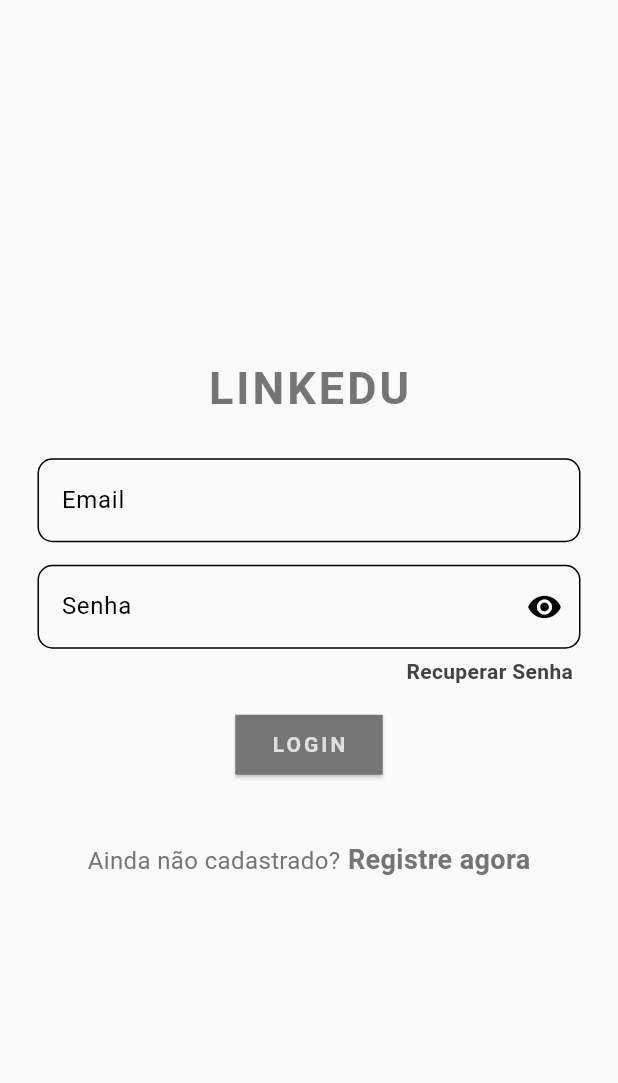
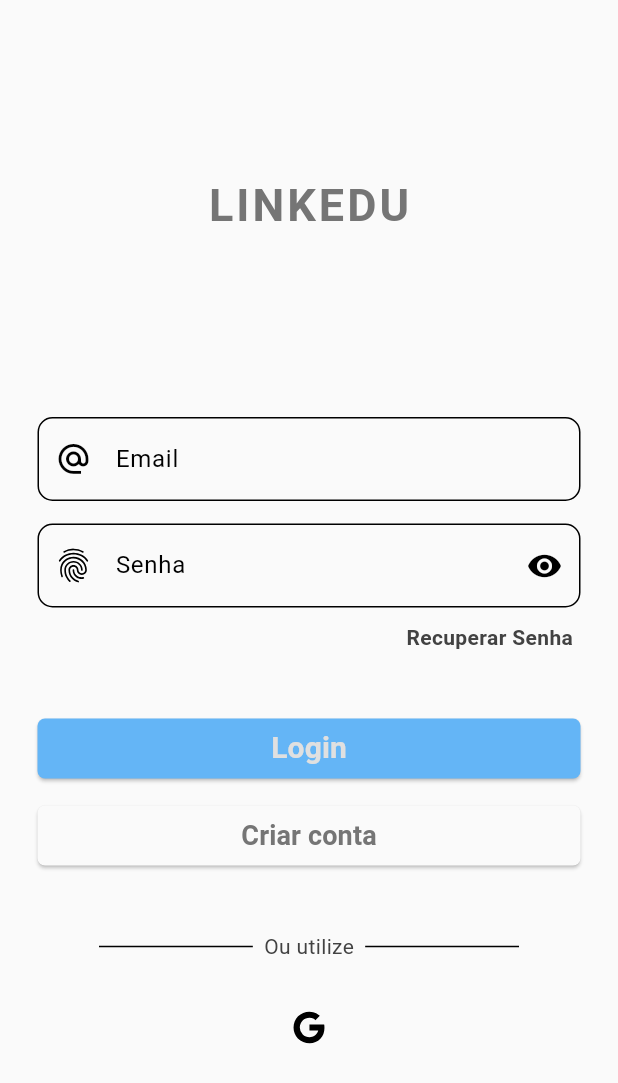
Before and after one commit to feliperafaldini/linkedu, a Flutter app: the screen it shows after launch, on a phone screen of 412 x 824 dp. Shown: the top 1083 px of the screen. Run offline on Flutter 3.47's test engine with Material 3 defaults, Android fonts, the phone set to English and light mode, and no system bars; our stand-ins replace cloud_firestore, firebase_auth, firebase_core, firebase_storage, google_nav_bar, image_picker and 1 more; accounts and stored records are empty.

Commit message:
Mudanças do layout da login page

```diff
--- a/lib/pages/login_register/login_page.dart
+++ b/lib/pages/login_register/login_page.dart
@@ -1,4 +1,5 @@
 import 'package:flutter/material.dart';
+import 'package:ionicons/ionicons.dart';
 import 'package:provider/provider.dart';
 
 import '../../provider/auth_provider.dart';
@@ -63,7 +64,7 @@ class _LoginPageState extends State<LoginPage> {
                     ),
                   ),
 
-                  const SizedBox(height: 25),
+                  const SizedBox(height: 120),
 
                   // TEXTFIELD EMAIL
                   TextFormField(
@@ -74,6 +75,7 @@ class _LoginPageState extends State<LoginPage> {
                         borderRadius: BorderRadius.circular(10),
                       ),
                       hintText: 'Email',
+                      prefixIcon: const Icon(Icons.alternate_email_outlined),
                     ),
                     validator: (value) {
                       if (value == null ||
@@ -95,6 +97,7 @@ class _LoginPageState extends State<LoginPage> {
                         borderRadius: BorderRadius.circular(10),
                       ),
                       hintText: 'Senha',
+                      prefixIcon: const Icon(Ionicons.finger_print_outline),
                       suffixIcon: GestureDetector(
                         onTap: () {
                           setState(
@@ -120,7 +123,7 @@ class _LoginPageState extends State<LoginPage> {
                     },
                   ),
 
-                  const SizedBox(height: 5),
+                  const SizedBox(height: 10),
 
                   // BOTÃO RECUPERAR SENHA
                   Row(
@@ -142,16 +145,18 @@ class _LoginPageState extends State<LoginPage> {
                     ],
                   ),
 
-                  const SizedBox(height: 15),
+                  const SizedBox(height: 40),
 
                   // BOTÃO LOGIN
                   ElevatedButton(
                     style: ElevatedButton.styleFrom(
-                      backgroundColor:
-                          Theme.of(context).colorScheme.inversePrimary,
+                      fixedSize: const Size(400, 40),
+                      backgroundColor: Theme.of(context).colorScheme.tertiary,
                       animationDuration: const Duration(milliseconds: 100),
                       elevation: 1,
-                      shape: const RoundedRectangleBorder(),
+                      shape: RoundedRectangleBorder(
+                        borderRadius: BorderRadius.circular(5),
+                      ),
                     ),
                     onPressed: () {
                       if (_formKey.currentState!.validate()) {
@@ -159,42 +164,63 @@ class _LoginPageState extends State<LoginPage> {
                       }
                     },
                     child: Text(
-                      'LOGIN',
+                      'Login',
                       style: TextStyle(
                         color: Theme.of(context).colorScheme.primary,
-                        letterSpacing: 2,
                         fontWeight: FontWeight.bold,
+                        fontSize: 20,
                       ),
                     ),
                   ),
 
-                  const SizedBox(height: 40),
+                  const SizedBox(height: 10),
 
-                  Row(
-                    mainAxisAlignment: MainAxisAlignment.center,
-                    children: [
-                      Text(
-                        'Ainda não cadastrado?',
-                        style: TextStyle(
-                          color: Theme.of(context).colorScheme.inversePrimary,
-                          fontSize: 16,
+                  ElevatedButton(
+                    style: ElevatedButton.styleFrom(
+                      fixedSize: const Size(400, 40),
+                      backgroundColor: Theme.of(context).colorScheme.surface,
+                      animationDuration: const Duration(milliseconds: 100),
+                      elevation: 1,
+                      shape: RoundedRectangleBorder(
+                        borderRadius: BorderRadius.circular(5),
                       ),
                     ),
-                      const SizedBox(width: 5),
-                      GestureDetector(
-                        onTap: () {
-                          Navigator.pushNamed(context, '/registerpage');
-                        },
+                    onPressed: () =>
+                        Navigator.pushNamed(context, '/registerpage'),
                     child: Text(
-                          'Registre agora',
+                      'Criar conta',
                       style: TextStyle(
                         color: Theme.of(context).colorScheme.inversePrimary,
                         fontWeight: FontWeight.bold,
                         fontSize: 18,
                       ),
                     ),
-                      )
+                  ),
+                  const SizedBox(height: 40),
+                  const SizedBox(
+                    width: 280,
+                    child: Row(
+                      children: [
+                        Expanded(
+                            child: Divider(
+                          thickness: 1,
+                          height: 1,
+                        )),
+                        Text('  Ou utilize  '),
+                        Expanded(
+                            child: Divider(
+                          thickness: 1,
+                          height: 1,
+                        )),
                       ],
+                    ),
+                  ),
+                  const SizedBox(height: 20),
+                  IconButton(
+                    onPressed: () {},
+                    icon: const Icon(
+                      Ionicons.logo_google,
+                    ),
                   )
                 ],
               ),
--- a/lib/pages/login_register/register_page.dart
+++ b/lib/pages/login_register/register_page.dart
@@ -61,7 +61,7 @@ class _RegisterPageState extends State<RegisterPage> {
   }
 
   setImage() async {
-    Uint8List fileBytes = await showDialog(
+    Uint8List? fileBytes = await showDialog(
       context: context,
       builder: (context) {
         return galleryOrCameraDialog(context);
--- a/lib/pages/messages_chat/message_page.dart
+++ b/lib/pages/messages_chat/message_page.dart
@@ -59,6 +59,7 @@ class _MessagePageState extends State<MessagePage> {
                     context,
                     MaterialPageRoute(
                       builder: (context) => ChatPage(
+                        context: context,
                         receiverUserEmail: data['email'],
                         receiverUserId: data['uid'],
                       ),
--- a/lib/theme/light_mode.dart
+++ b/lib/theme/light_mode.dart
@@ -1,6 +1,7 @@
 import 'package:flutter/material.dart';
 
 ThemeData lightMode = ThemeData(
+  useMaterial3: true,
   brightness: Brightness.light,
   colorScheme: ColorScheme.light(
     surface: Colors.grey.shade50,
```
Also changed, not shown: lib/pages/messages_chat/chat_page.dart (+6 -1 lines), lib/pages/profile_page/profile_page.dart (+17 -6 lines), lib/provider/auth_provider.dart (+0 -12 lines), 1 other file. Lines whose indentation alone changed are shown as unchanged.
